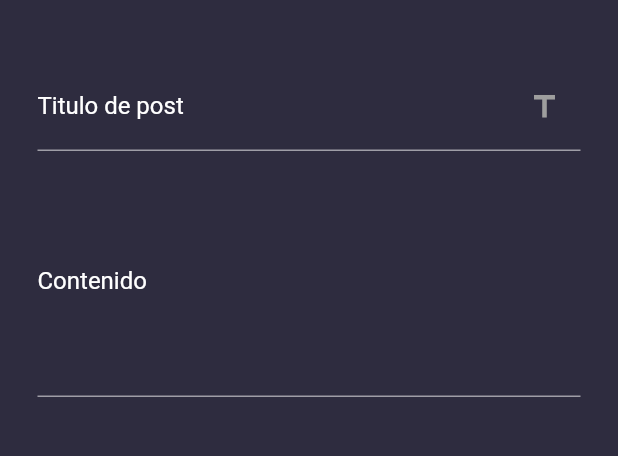
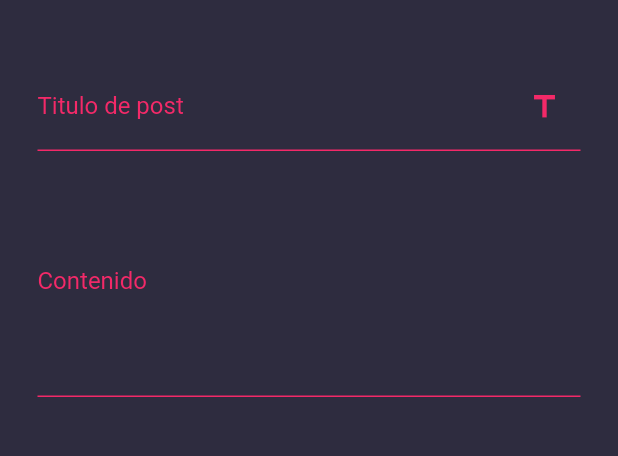
Before and after one commit to JosSid/app_flutter_bloc, a Flutter app: the NewPostScreen screen opened by its route, after a tap on "Guardar", on a phone screen of 412 x 824 dp, the part 59-515 px from its top. Run offline on Flutter 3.47's test engine with Material 2 defaults, Android fonts, the phone set to English and light mode, and no system bars; our stand-ins replace dio, equatable, flutter_bloc; network calls fail.

Commit message:
11 Crear nuevo poast a usuario

```diff
--- a/lib/blocs/posts/posts_event.dart
+++ b/lib/blocs/posts/posts_event.dart
@@ -7,8 +7,16 @@ abstract class PostsEvent extends Equatable {
   List<Object> get props => [];
 }
 
+class PostInit extends PostsEvent {}
+
 class GetAllPostByUser extends PostsEvent {
   final int userId;
 
   const GetAllPostByUser({required this.userId});
 }
+
+class SavePostByUser extends PostsEvent {
+  final PostModel postModel;
+
+  const SavePostByUser({required this.postModel});
+}
--- a/lib/presentation/screens/new_post/NewPost.dart
+++ b/lib/presentation/screens/new_post/NewPost.dart
@@ -1,5 +1,9 @@
+import 'package:first_flutter_bloc/blocs/blocs.dart';
+import 'package:first_flutter_bloc/blocs/posts/posts_bloc.dart';
+import 'package:first_flutter_bloc/models/posts.dart';
 import 'package:first_flutter_bloc/presentation/widgets/widgets.dart';
 import 'package:flutter/material.dart';
+import 'package:flutter_bloc/flutter_bloc.dart';
 
 class NewPostScreen extends StatefulWidget {
   static String routeName = 'new_post';
@@ -21,6 +25,27 @@ class _NewPostScreenState extends State<NewPostScreen> {
   late bool _errorTitle = false;
   late bool _errorBody = false;
 
+  void _save() {
+    var band = false;
+
+    if (validateTile(_titleTextEditingController.text)) {
+      band = true;
+    }
+
+    if (validateBody(_bodyTextEditingController.text)) {
+      band = true;
+    }
+
+    if (band) return;
+
+    final postModel = PostModel(
+        userId: widget.userId,
+        title: _titleTextEditingController.text.trim(),
+        body: _bodyTextEditingController.text.trim());
+
+    context.read<PostsBloc>().add(SavePostByUser(postModel: postModel));
+  }
+
   @override
   void dispose() {
     _titleTextEditingController.dispose();
@@ -31,6 +56,29 @@ class _NewPostScreenState extends State<NewPostScreen> {
 
   @override
   Widget build(BuildContext context) {
+    return BlocBuilder<PostsBloc, PostsState>(
+      builder: (context, state) {
+        if (state.error != '') {
+          Future.delayed(Duration.zero, () {
+            context.read<PostsBloc>().add((PostInit()));
+            ScaffoldMessenger.of(context).showSnackBar(SnackBar(
+              content: Text(state.error),
+              backgroundColor: Theme.of(context).primaryColor,
+            ));
+          });
+        }
+        if (state.add) {
+          Future.delayed(Duration.zero, () {
+            context.read<PostsBloc>()
+              ..add(GetAllPostByUser(userId: widget.userId!))
+              ..add(PostInit());
+            ScaffoldMessenger.of(context).showSnackBar(const SnackBar(
+              content: Text('Post agregado.'),
+              backgroundColor: Colors.green,
+            ));
+            Navigator.pop(context);
+          });
+        }
         return Scaffold(
           appBar: AppBar(
             title: const Text('Nuevo post'),
@@ -39,11 +87,14 @@ class _NewPostScreenState extends State<NewPostScreen> {
               child: const Icon(Icons.arrow_back_ios_rounded),
             ),
             actions: [
-          Container(
+              state.loading
+                  ? const Center(
+                      child: CircularProgressIndicator(color: Colors.green))
+                  : Container(
                       padding: const EdgeInsets.only(right: 10.0),
                       child: Center(
                         child: GestureDetector(
-                onTap: () {},
+                          onTap: () => _save(),
                           child: const Text(
                             'Guardar',
                             style: TextStyle(
@@ -76,5 +127,33 @@ class _NewPostScreenState extends State<NewPostScreen> {
             ),
           ),
         );
+      },
+    );
+  }
+
+  bool validateTile(String value) {
+    if (value.isEmpty || value == null) {
+      setState(() {
+        _errorTitle = true;
+      });
+      return true;
+    }
+    setState(() {
+      _errorTitle = false;
+    });
+    return false;
+  }
+
+  bool validateBody(String value) {
+    if (value.isEmpty || value == null) {
+      setState(() {
+        _errorBody = true;
+      });
+      return true;
+    }
+    setState(() {
+      _errorBody = false;
+    });
+    return false;
   }
 }
--- a/lib/presentation/screens/users/detail/widgets/info.dart
+++ b/lib/presentation/screens/users/detail/widgets/info.dart
@@ -52,7 +52,8 @@ class InfoWidget extends StatelessWidget {
                 onTap: () => Navigator.push(
                   context,
                   MaterialPageRoute<void>(
-                    builder: (BuildContext context) => const NewPostScreen(),
+                    builder: (BuildContext context) =>
+                        NewPostScreen(userId: userModel.id!),
                   ),
                 ),
                 child: Container(
--- a/lib/repositories/posts/posts_repository.dart
+++ b/lib/repositories/posts/posts_repository.dart
@@ -2,4 +2,6 @@ import 'package:first_flutter_bloc/models/posts.dart';
 
 abstract class PostRepository {
   Future<List<PostModel>> getAllPostsByUser(int userId);
+
+  Future<bool> savePostByUser(PostModel postModel);
 }
```
Also changed, not shown: lib/blocs/posts/posts_bloc.dart (+18 -0 lines), lib/repositories/posts/posts_repository_impl.dart (+23 -1 lines). Lines whose indentation alone changed are shown as unchanged.
